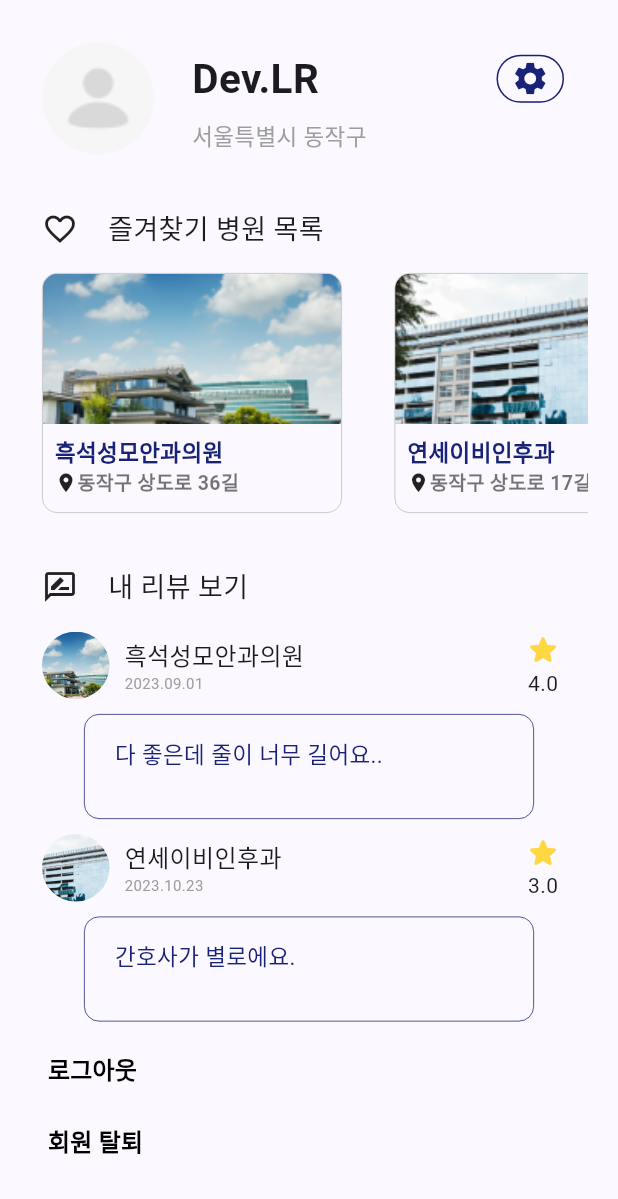
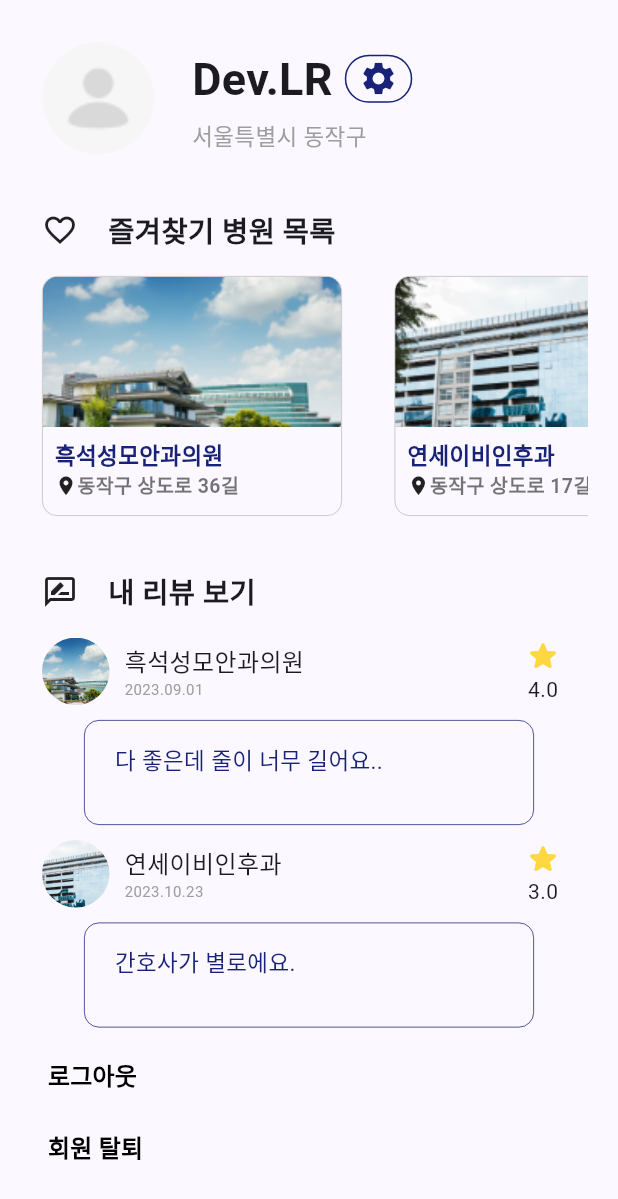
Before and after one commit to causyj/SOCDOC-Flutter, a Flutter app: the SettingPage widget shown alone on an empty page, opened directly, on a phone screen of 412 x 824 dp. Shown: the top 1199 px of the screen. Run offline on Flutter 3.47's test engine with Material 2 defaults, Android fonts, the phone set to English and light mode, and no system bars; our stand-ins replace firebase_auth, firebase_core, flutter_rating_bar, geolocator, google_maps_flutter, google_sign_in and 2 more; accounts and stored records are empty.

Commit message:
font weight 및 size 조절

```diff
--- a/lib/Pages/MainSubPages/SettingPage.dart
+++ b/lib/Pages/MainSubPages/SettingPage.dart
@@ -55,8 +55,7 @@ class SettingPage extends StatelessWidget {
               children: [
                 Row(
                   children: [
-                    Text(name, style: TextStyle(fontSize: 27.0, fontWeight: FontWeight.bold)),
-                    Spacer(),
+                    Text(name, style: TextStyle(fontSize: 30.0, fontWeight: FontWeight.bold)),
                     IconButton(
                       onPressed: () {
                         Navigator.push(context, MaterialPageRoute(builder: (context) => MyPage()));
@@ -71,7 +70,6 @@ class SettingPage extends StatelessWidget {
                         child: Icon(Icons.settings, color: AppColor.SocdocBlue, size: 26.0),
                       ),
                     )
-
                   ],
                 ),
                 SizedBox(height: 3.0),
@@ -92,7 +90,7 @@ class SettingPage extends StatelessWidget {
         children: [
           Icon(icon),
           SizedBox(width: 20.0),
-          Text(text, style: TextStyle(fontSize: 18.0)),
+          Text(text, style: TextStyle(fontSize: 19.0, fontWeight: FontWeight.bold)),
         ],
       ),
     );
@@ -118,6 +116,7 @@ class SettingPage extends StatelessWidget {
             Padding(
               padding: const EdgeInsets.only(left: 8.0, top: 8.0),
               child: Column(
+                mainAxisAlignment: MainAxisAlignment.spaceEvenly,
                 crossAxisAlignment: CrossAxisAlignment.start,
                 children: [
                   Text(name, style: TextStyle(fontSize: 15.0, fontWeight: FontWeight.bold, color: AppColor.SocdocBlue)),
@@ -241,7 +240,7 @@ class SettingPage extends StatelessWidget {
   void tryFirebaseLogout(SocdocAppState socdocApp) async {
     if (await tryLogout()) {
       socdocApp.setState(() {
-        socdocApp.isLoggedIn = false;
+        //socdocApp.isLoggedIn = false;
       });
     }
   }
@@ -249,7 +248,7 @@ class SettingPage extends StatelessWidget {
   void tryFirebaseDeleteUser(SocdocAppState socdocApp) async {
     if (await tryDeleteUser()) {
       socdocApp.setState(() {
-        socdocApp.isLoggedIn = false;
+        //socdocApp.isLoggedIn = false;
       });
     }
   }
```
